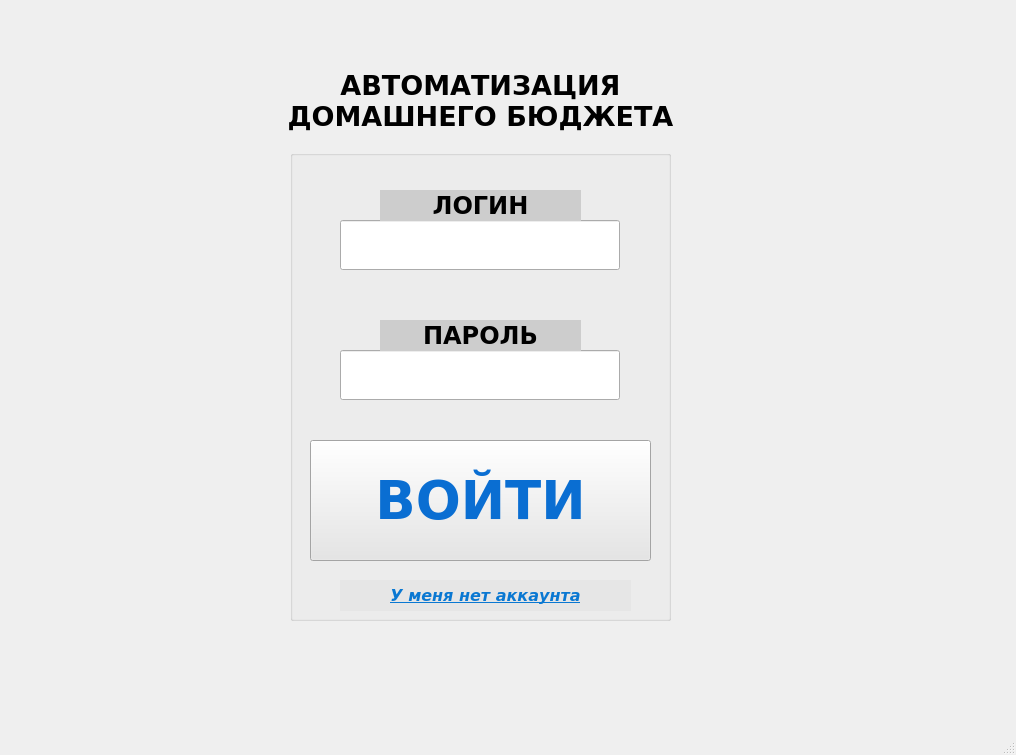
Old version of the form budgetAutomation/ui/startMenu.ui in the repository grih9/budgetAutomationORACLE.
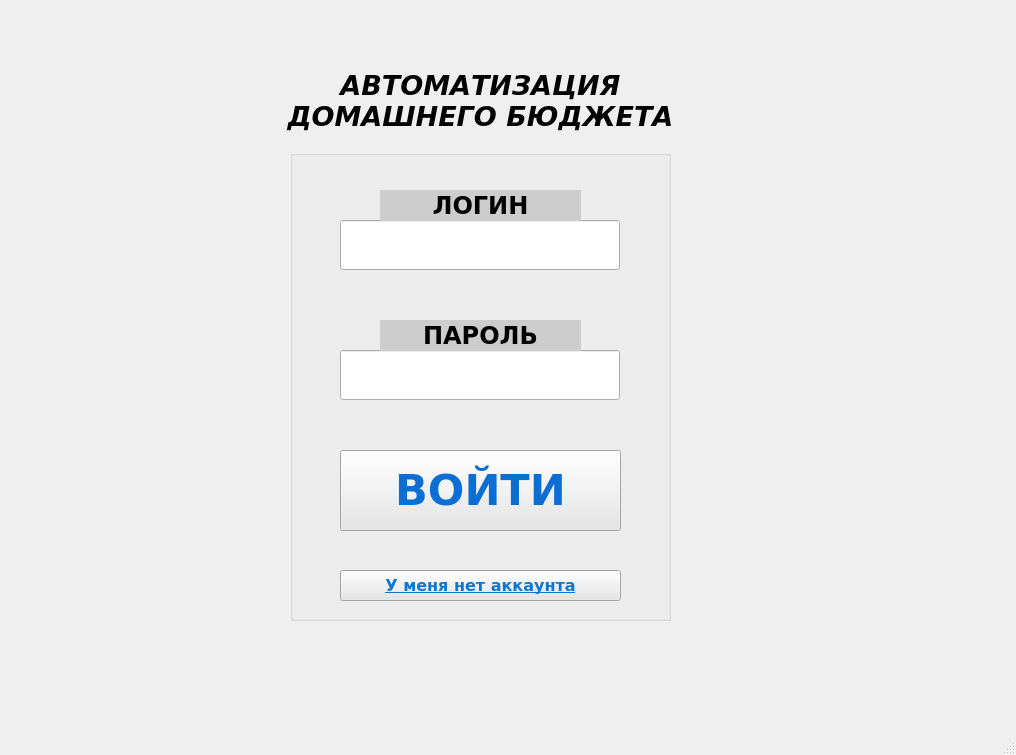
New version of the form. Icons and pictures are not drawn.

Patch:
```diff
--- a/budgetAutomation/ui/startMenu.ui
+++ b/budgetAutomation/ui/startMenu.ui
@@ -146,16 +146,16 @@
     <widget class="QPushButton" name="enter_button">
      <property name="geometry">
       <rect>
-       <x>20</x>
-       <y>290</y>
-       <width>341</width>
-       <height>121</height>
+       <x>50</x>
+       <y>300</y>
+       <width>281</width>
+       <height>81</height>
       </rect>
      </property>
      <property name="font">
       <font>
        <family>Verdana</family>
-       <pointsize>40</pointsize>
+       <pointsize>32</pointsize>
        <weight>75</weight>
        <bold>true</bold>
       </font>
@@ -172,12 +172,12 @@
       <string>ВОЙТИ</string>
      </property>
     </widget>
-    <widget class="QLabel" name="register_button">
+    <widget class="QPushButton" name="register_button">
      <property name="geometry">
       <rect>
        <x>50</x>
-       <y>430</y>
-       <width>291</width>
+       <y>420</y>
+       <width>281</width>
        <height>31</height>
       </rect>
      </property>
@@ -186,18 +186,13 @@
        <family>Verdana</family>
        <pointsize>12</pointsize>
        <weight>75</weight>
-       <italic>true</italic>
        <bold>true</bold>
        <underline>true</underline>
-       <strikeout>false</strikeout>
       </font>
      </property>
      <property name="cursor">
       <cursorShape>PointingHandCursor</cursorShape>
      </property>
-     <property name="layoutDirection">
-      <enum>Qt::RightToLeft</enum>
-     </property>
      <property name="styleSheet">
       <string notr="true">color: rgb(10, 120, 210);
 background-color:  rgb(230, 230, 230);
@@ -206,9 +201,6 @@
      <property name="text">
       <string>У меня нет аккаунта</string>
      </property>
-     <property name="alignment">
-      <set>Qt::AlignCenter</set>
-     </property>
     </widget>
    </widget>
    <widget class="QLabel" name="label_4">
@@ -225,6 +217,7 @@
       <family>Verdana</family>
       <pointsize>20</pointsize>
       <weight>75</weight>
+      <italic>true</italic>
       <bold>true</bold>
      </font>
     </property>
```
Left out of the diff: 6 changed lines with no effect on the pictures.
